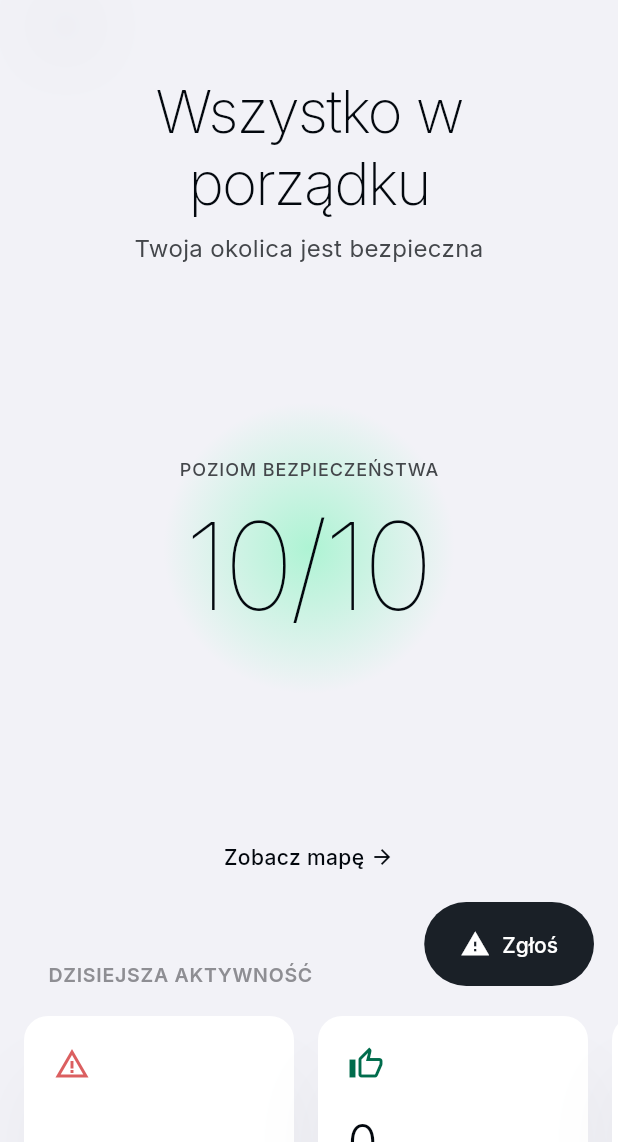
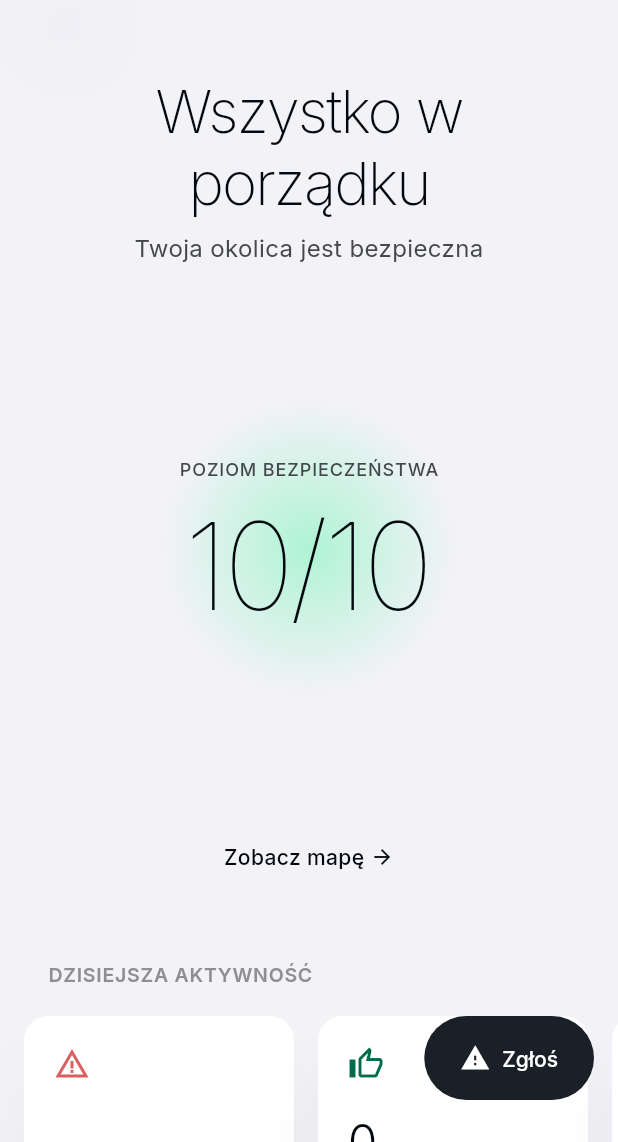
Before and after one commit to m3n3sx/be-safe, a Flutter app: the HomeScreen screen opened directly, on a phone screen of 412 x 824 dp, the part 94-1236 px from its top. Run offline on Flutter 3.47's test engine with Material 3 defaults, Android fonts, the phone set to English and light mode, and no system bars; drawn by our look-alikes of dynamic_color; our stand-ins replace battery_plus, cached_network_image, firebase_core, firebase_messaging, flutter_local_notifications, geolocator and 13 more; missing offline and left inert: flutter_background_service, google_maps_cluster_manager_2, record; accounts and stored records are empty; network calls fail.

Commit message:
fix(ui): visual bugs v91 — scrollbar hidden, dock padding via MediaQuery, FAB position

```diff
--- a/mobile/lib/screens/family/family_screen.dart
+++ b/mobile/lib/screens/family/family_screen.dart
@@ -727,7 +727,9 @@ class _FamilyScreenState extends State<FamilyScreen> {
                   ),
           ),
           SliverToBoxAdapter(child: _buildActions()),
-          const SliverToBoxAdapter(child: SizedBox(height: 120)),
+          SliverToBoxAdapter(
+            child: SizedBox(height: MediaQuery.of(context).padding.bottom + 24),
+          ),
         ],
       ),
     );
--- a/mobile/lib/screens/home/home_screen.dart
+++ b/mobile/lib/screens/home/home_screen.dart
@@ -272,14 +272,18 @@ class _HomeScreenState extends State<HomeScreen> {
                 ),
               ),
               SliverToBoxAdapter(child: _buildActivitySection()),
-              const SliverToBoxAdapter(child: SizedBox(height: 180)),
+              // Spacer pod dockiem — bottom inset z GlobalDockOverlay (dock + safe area).
+              SliverToBoxAdapter(
+                child: SizedBox(height: MediaQuery.of(context).padding.bottom + 24),
+              ),
             ],
           ),
         ),
       ),
       // bottomNavigationBar usunięty — globalny dock przez MaterialApp.builder
       floatingActionButton: Padding(
-        padding: const EdgeInsets.only(bottom: 88),
+        // Bottom inset z GlobalDockOverlay (dock + safe area) + odstęp.
+        padding: EdgeInsets.only(bottom: MediaQuery.of(context).padding.bottom + 12),
         child: FloatingActionButton.extended(
           heroTag: 'home_report',
           backgroundColor: SerenityColors.primaryContainer,
--- a/mobile/lib/screens/settings/settings_screen.dart
+++ b/mobile/lib/screens/settings/settings_screen.dart
@@ -528,7 +528,7 @@ class _SettingsScreenState extends State<SettingsScreen> {
           title: Text(S.get('delete_account'), style: const TextStyle(color: Colors.red)),
           onTap: () => _showDeleteAccount(),
         ),
-        const SizedBox(height: 96),
+        SizedBox(height: 96 + MediaQuery.of(context).padding.bottom),
       ]),
               ),
             ),
--- a/mobile/lib/services/update_service.dart
+++ b/mobile/lib/services/update_service.dart
@@ -4,7 +4,7 @@ import 'package:flutter/services.dart';
 import 'package:http/http.dart' as http;
 import 'api_service.dart';
 
-const int appVersion = 90;
+const int appVersion = 91;
 
 class UpdateService {
   static const _channel = MethodChannel('pl.u235.alertmap/update');
--- a/mobile/lib/theme/app_theme.dart
+++ b/mobile/lib/theme/app_theme.dart
@@ -18,6 +18,16 @@ class SerenityScrollBehavior extends MaterialScrollBehavior {
     return const BouncingScrollPhysics(
       parent: AlwaysScrollableScrollPhysics(),
     );
+  }
+
+  // Ukrywamy scrollbary globalnie — iOS-style invisible scroll (rubber-band only).
+  @override
+  Widget buildScrollbar(
+    BuildContext context,
+    Widget child,
+    ScrollableDetails details,
+  ) {
+    return child;
   }
 }
 
```
